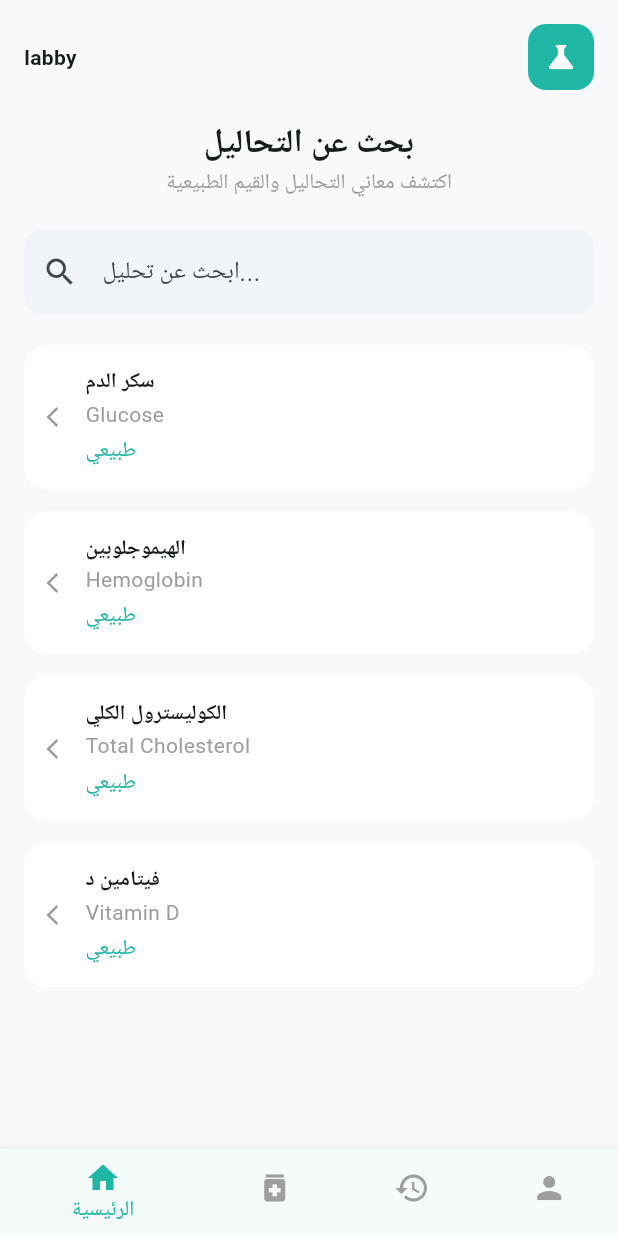
After one commit to enas172-al/ai_medical_app, a Flutter app: the SearchScreen screen opened by its route, on a phone screen of 412 x 824 dp. The commit adds this screen. Run offline on Flutter 3.47's test engine with Material 3 defaults, Android fonts, the phone set to English and light mode, and no system bars; Roboto replaces fonts that are missing (Cairo).

Commit message:
finish UI + navigation setup

```diff
--- /dev/null
+++ b/lib/features/search/search_screen.dart
@@ -0,0 +1,129 @@
+import 'package:flutter/material.dart';
+
+class SearchScreen extends StatelessWidget {
+  const SearchScreen({super.key});
+
+  @override
+  Widget build(BuildContext context) {
+    return Scaffold(
+      backgroundColor: Color(0xFFF7F9FB),
+
+      // 🧭 Bottom Navigation
+      bottomNavigationBar: BottomNavigationBar(
+        currentIndex: 0,
+        selectedItemColor: Color(0xFF1FB6A6),
+        unselectedItemColor: Colors.grey,
+        items: const [
+          BottomNavigationBarItem(icon: Icon(Icons.home), label: "الرئيسية"),
+          BottomNavigationBarItem(icon: Icon(Icons.medication), label: "الدواء"),
+          BottomNavigationBarItem(icon: Icon(Icons.history), label: "السجل"),
+          BottomNavigationBarItem(icon: Icon(Icons.person), label: "الملف"),
+        ],
+      ),
+
+      body: SafeArea(
+        child: Padding(
+          padding: EdgeInsets.all(16),
+          child: Column(
+            children: [
+
+              // 🔝 Top Bar
+              Row(
+                mainAxisAlignment: MainAxisAlignment.spaceBetween,
+                children: [
+                  Text("labby", style: TextStyle(fontWeight: FontWeight.bold)),
+                  Container(
+                    padding: EdgeInsets.all(10),
+                    decoration: BoxDecoration(
+                      color: Color(0xFF1FB6A6),
+                      borderRadius: BorderRadius.circular(12),
+                    ),
+                    child: Icon(Icons.science, color: Colors.white),
+                  )
+                ],
+              ),
+
+              SizedBox(height: 20),
+
+              // 🧾 Title
+              Text(
+                "بحث عن التحاليل",
+                style: TextStyle(fontSize: 22, fontWeight: FontWeight.bold),
+              ),
+
+              Text(
+                "اكتشف معاني التحاليل والقيم الطبيعية",
+                style: TextStyle(color: Colors.grey),
+              ),
+
+              SizedBox(height: 20),
+
+              // 🔍 Search Bar
+              TextField(
+                decoration: InputDecoration(
+                  hintText: "ابحث عن تحليل...",
+                  prefixIcon: Icon(Icons.search),
+                  filled: true,
+                  fillColor: Color(0xFFF1F5F9),
+                  border: OutlineInputBorder(
+                    borderRadius: BorderRadius.circular(12),
+                    borderSide: BorderSide.none,
+                  ),
+                ),
+              ),
+
+              SizedBox(height: 20),
+
+              // 📋 List
+              Expanded(
+                child: ListView(
+                  children: [
+                    searchCard("سكر الدم", "Glucose"),
+                    searchCard("الهيموجلوبين", "Hemoglobin"),
+                    searchCard("الكوليسترول الكلي", "Total Cholesterol"),
+                    searchCard("فيتامين د", "Vitamin D"),
+                  ],
+                ),
+              ),
+            ],
+          ),
+        ),
+      ),
+    );
+  }
+
+  // 🔎 Card
+  Widget searchCard(String title, String sub) {
+    return Container(
+      margin: EdgeInsets.only(bottom: 15),
+      padding: EdgeInsets.all(15),
+      decoration: BoxDecoration(
+        color: Colors.white,
+        borderRadius: BorderRadius.circular(15),
+      ),
+      child: Row(
+        children: [
+
+          Icon(Icons.arrow_back_ios, size: 16, color: Colors.grey),
+
+          SizedBox(width: 10),
+
+          Expanded(
+            child: Column(
+              crossAxisAlignment: CrossAxisAlignment.start,
+              children: [
+                Text(title, style: TextStyle(fontWeight: FontWeight.bold)),
+                Text(sub, style: TextStyle(color: Colors.grey)),
+                SizedBox(height: 5),
+                Text(
+                  "طبيعي",
+                  style: TextStyle(color: Color(0xFF1FB6A6)),
+                ),
+              ],
+            ),
+          ),
+        ],
+      ),
+    );
+  }
+}
--- a/lib/main.dart
+++ b/lib/main.dart
@@ -5,7 +5,7 @@ import 'features/auth/register_screen.dart';
 import 'features/home/home_screen.dart'; // ✔ صح
 import 'features/history/history_screen.dart';
 import 'features/profile/profile_screen.dart';
-
+import 'features/search/search_screen.dart';
 void main() {
   runApp(const MyApp());
 }
@@ -34,6 +34,7 @@ class MyApp extends StatelessWidget {
         '/home': (context) => HomeScreen(),
         '/history': (context) => HistoryScreen(),
         '/profile': (context) => ProfileScreen(),
+        '/search': (context) => SearchScreen(),
       },
     );
   }
```
Also changed, not shown: lib/features/home/home_screen.dart (+11 -2 lines), lib/features/medication/medication_screen.dart (+14 -0 lines), lib/features/notifications/notification_sheet.dart (added, +125 -0 lines).
